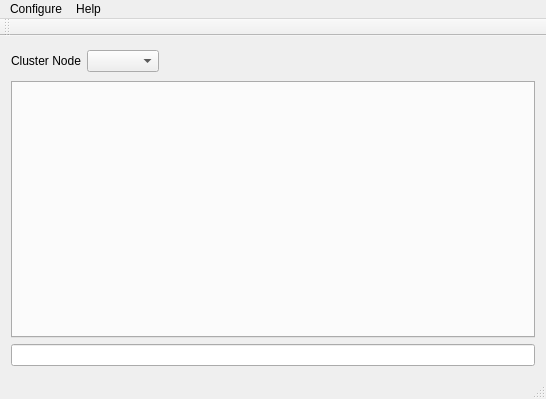
Old version of the form mqt/MqtCluster/clustermainwindow.ui in the repository Rsclub22/Minos2-Mirror.
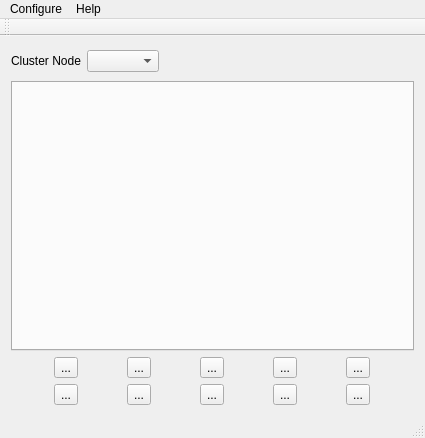
New version of the form. Custom widgets are drawn as their Qt base class.

Commit message: start adding user command buttons to cluster server

```diff
--- a/mqt/MqtCluster/clustermainwindow.ui
+++ b/mqt/MqtCluster/clustermainwindow.ui
@@ -6,8 +6,8 @@
    <rect>
     <x>0</x>
     <y>0</y>
-    <width>546</width>
-    <height>399</height>
+    <width>425</width>
+    <height>438</height>
    </rect>
   </property>
   <property name="windowTitle">
@@ -50,7 +50,78 @@
      </widget>
     </item>
     <item>
-     <widget class="QLineEdit" name="sendLine"/>
+     <layout class="QGridLayout" name="gridLayout">
+      <item row="0" column="1">
+       <widget class="QToolButton" name="sendButton1">
+        <property name="text">
+         <string>...</string>
+        </property>
+       </widget>
+      </item>
+      <item row="0" column="0">
+       <widget class="QToolButton" name="sendButton0">
+        <property name="text">
+         <string>...</string>
+        </property>
+       </widget>
+      </item>
+      <item row="0" column="2">
+       <widget class="QToolButton" name="sendButton2">
+        <property name="text">
+         <string>...</string>
+        </property>
+       </widget>
+      </item>
+      <item row="0" column="4">
+       <widget class="QToolButton" name="sendButton4">
+        <property name="text">
+         <string>...</string>
+        </property>
+       </widget>
+      </item>
+      <item row="0" column="3">
+       <widget class="QToolButton" name="sendButton3">
+        <property name="text">
+         <string>...</string>
+        </property>
+       </widget>
+      </item>
+      <item row="1" column="0">
+       <widget class="QToolButton" name="sendButton5">
+        <property name="text">
+         <string>...</string>
+        </property>
+       </widget>
+      </item>
+      <item row="1" column="1">
+       <widget class="QToolButton" name="sendButton6">
+        <property name="text">
+         <string>...</string>
+        </property>
+       </widget>
+      </item>
+      <item row="1" column="2">
+       <widget class="QToolButton" name="sendButton7">
+        <property name="text">
+         <string>...</string>
+        </property>
+       </widget>
+      </item>
+      <item row="1" column="3">
+       <widget class="QToolButton" name="sendButton8">
+        <property name="text">
+         <string>...</string>
+        </property>
+       </widget>
+      </item>
+      <item row="1" column="4">
+       <widget class="QToolButton" name="sendButton9">
+        <property name="text">
+         <string>...</string>
+        </property>
+       </widget>
+      </item>
+     </layout>
     </item>
    </layout>
   </widget>
@@ -59,7 +130,7 @@
     <rect>
      <x>0</x>
      <y>0</y>
-     <width>546</width>
+     <width>425</width>
      <height>21</height>
     </rect>
    </property>
```
The commit also changes 6 other files.
